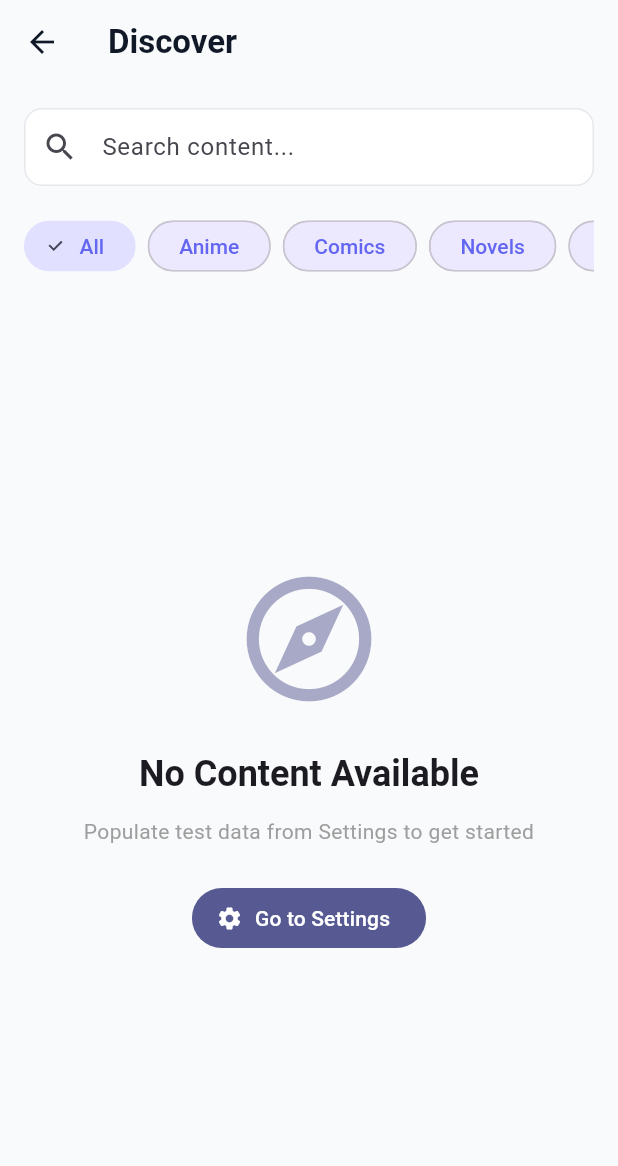
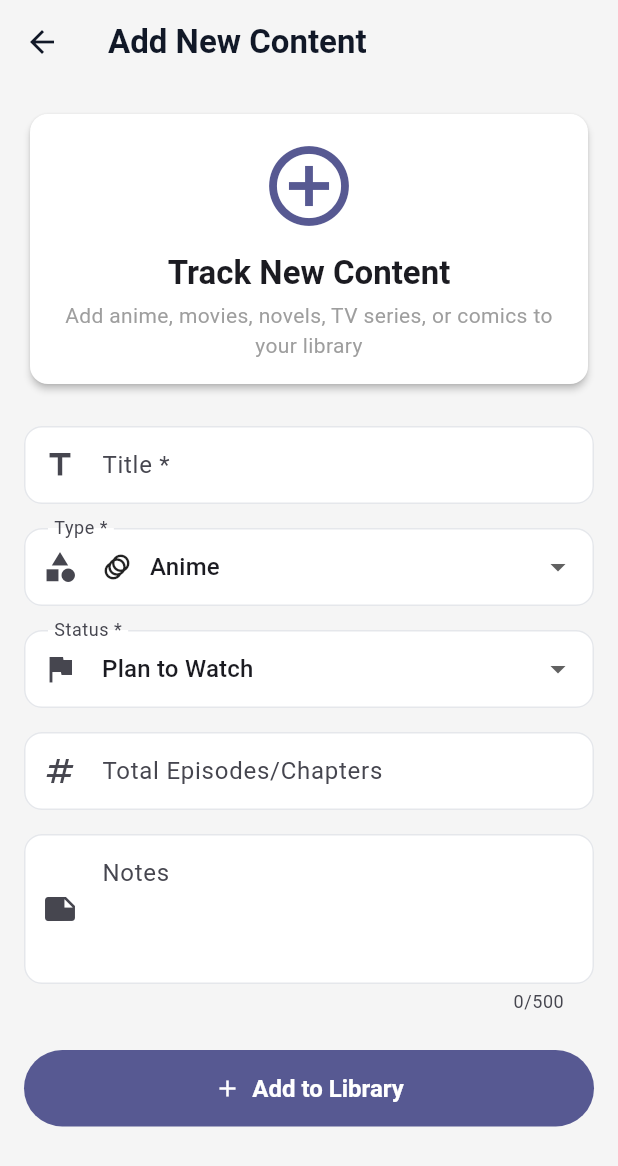
Before and after one commit to Silversoul-07/omega, a Flutter app: the DiscoverScreen screen opened directly, on a phone screen of 412 x 824 dp. Shown: the top 1166 px of the screen. Run offline on Flutter 3.47's test engine with Material 3 defaults, Android fonts, the phone set to English and light mode, and no system bars; our stand-ins replace isar; accounts and stored records are empty; generated files the repository leaves out were written again.

Commit message:
Phase 1: Visual updates - theme and Discover screen
Incremental approach: Non-breaking visual improvements

Changes:
1. Theme Updates:
   - Light mode: Pinterest-style soft white background (#F5F5F5)
   - Dark mode: Pure black background (#000000)
   - Maintained card elevation with white/dark cards

2. Discover Screen Redesign:
   - Changed from browse/search to "Add Content" form
   - Manual entry for new content items
   - Form fields: Title, Type, Status, Total episodes, Notes
   - Validates input and adds to database
   - Clears form after successful addition
   - Shows success message with "View in Library" option

All changes are non-breaking and maintain existing functionality.

Next steps:
- Convert Home screen to list view
- Add profile system incrementally
- Implement category filtering

```diff
--- a/lib/screens/discover/discover_screen.dart
+++ b/lib/screens/discover/discover_screen.dart
@@ -2,9 +2,8 @@ import 'package:flutter/material.dart';
 import '../../models/content_item.dart';
 import '../../models/enums.dart';
 import '../../services/database_service.dart';
-import '../../widgets/content_card.dart';
 
-/// Discover screen - Browse and search content
+/// Discover screen - Add new content to track
 class DiscoverScreen extends StatefulWidget {
   const DiscoverScreen({super.key});
 
@@ -13,14 +12,21 @@ class DiscoverScreen extends StatefulWidget {
 }
 
 class _DiscoverScreenState extends State<DiscoverScreen> {
+  final _formKey = GlobalKey<FormState>();
+  final _titleController = TextEditingController();
+  final _totalController = TextEditingController();
+  final _notesController = TextEditingController();
+
+  ContentType _selectedType = ContentType.anime;
+  ContentStatus _selectedStatus = ContentStatus.planToWatch;
+
   final _db = DatabaseService();
-  final _searchController = TextEditingController();
-  String _searchQuery = '';
-  ContentType? _selectedType;
 
   @override
   void dispose() {
-    _searchController.dispose();
+    _titleController.dispose();
+    _totalController.dispose();
+    _notesController.dispose();
     super.dispose();
   }
 
@@ -29,196 +35,38 @@ class _DiscoverScreenState extends State<DiscoverScreen> {
     return Scaffold(
       appBar: AppBar(
         title: const Text(
-          'Discover',
+          'Add New Content',
           style: TextStyle(fontWeight: FontWeight.bold),
         ),
       ),
-      body: Column(
+      body: SingleChildScrollView(
+        padding: const EdgeInsets.all(16),
+        child: Form(
+          key: _formKey,
+          child: Column(
+            crossAxisAlignment: CrossAxisAlignment.stretch,
             children: [
-          // Search bar
-          _buildSearchBar(),
-          // Filter chips
-          _buildFilterChips(),
-          // Content list
-          Expanded(
-            child: _buildContentList(),
-          ),
-        ],
-      ),
-    );
-  }
-
-  Widget _buildSearchBar() {
-    return Padding(
+              // Header
+              Card(
+                child: Padding(
                   padding: const EdgeInsets.all(16),
-      child: TextField(
-        controller: _searchController,
-        decoration: InputDecoration(
-          hintText: 'Search content...',
-          prefixIcon: const Icon(Icons.search),
-          suffixIcon: _searchQuery.isNotEmpty
-              ? IconButton(
-                  icon: const Icon(Icons.clear),
-                  onPressed: () {
-                    _searchController.clear();
-                    setState(() {
-                      _searchQuery = '';
-                    });
-                  },
-                )
-              : null,
-          border: OutlineInputBorder(
-            borderRadius: BorderRadius.circular(12),
-          ),
-          filled: true,
-        ),
-        onChanged: (value) {
-          setState(() {
-            _searchQuery = value;
-          });
-        },
-      ),
-    );
-  }
-
-  Widget _buildFilterChips() {
-    return Container(
-      padding: const EdgeInsets.symmetric(horizontal: 16),
-      child: SingleChildScrollView(
-        scrollDirection: Axis.horizontal,
-        child: Row(
-          children: [
-            _buildFilterChip('All', null),
-            const SizedBox(width: 8),
-            _buildFilterChip('Anime', ContentType.anime),
-            const SizedBox(width: 8),
-            _buildFilterChip('Comics', ContentType.comic),
-            const SizedBox(width: 8),
-            _buildFilterChip('Novels', ContentType.novel),
-            const SizedBox(width: 8),
-            _buildFilterChip('Movies', ContentType.movie),
-            const SizedBox(width: 8),
-            _buildFilterChip('TV Series', ContentType.tvSeries),
-          ],
-        ),
-      ),
-    );
-  }
-
-  Widget _buildFilterChip(String label, ContentType? type) {
-    final isSelected = _selectedType == type;
-    return FilterChip(
-      label: Text(label),
-      selected: isSelected,
-      onSelected: (selected) {
-        setState(() {
-          _selectedType = selected ? type : null;
-        });
-      },
-      selectedColor: Theme.of(context).colorScheme.primaryContainer,
-    );
-  }
-
-  Widget _buildContentList() {
-    return FutureBuilder<List<ContentItem>>(
-      future: _fetchContent(),
-      builder: (context, snapshot) {
-        if (snapshot.connectionState == ConnectionState.waiting) {
-          return const Center(child: CircularProgressIndicator());
-        }
-
-        if (snapshot.hasError) {
-          return Center(
                   child: Column(
-              mainAxisAlignment: MainAxisAlignment.center,
                     children: [
                       Icon(
-                  Icons.error_outline,
+                        Icons.add_circle_outline,
                         size: 64,
-                  color: Theme.of(context).colorScheme.error,
+                        color: Theme.of(context).colorScheme.primary,
                       ),
-                const SizedBox(height: 16),
+                      const SizedBox(height: 12),
                       Text(
-                  'Error loading content',
-                  style: Theme.of(context).textTheme.titleMedium,
-                ),
-                const SizedBox(height: 8),
-                Text(
-                  snapshot.error.toString(),
-                  style: Theme.of(context).textTheme.bodySmall?.copyWith(
-                        color: Colors.grey,
-                      ),
-                  textAlign: TextAlign.center,
-                ),
-              ],
-            ),
-          );
-        }
-
-        final items = snapshot.data ?? [];
-
-        if (items.isEmpty) {
-          return _buildEmptyState();
-        }
-
-        return RefreshIndicator(
-          onRefresh: () async {
-            setState(() {});
-          },
-          child: ListView.builder(
-            padding: const EdgeInsets.symmetric(vertical: 8),
-            itemCount: items.length,
-            itemBuilder: (context, index) {
-              final item = items[index];
-              return ContentCard(
-                item: item,
-                onChanged: () => setState(() {}),
-              );
-            },
-          ),
-        );
-      },
-    );
-  }
-
-  Future<List<ContentItem>> _fetchContent() async {
-    List<ContentItem> items;
-
-    // Apply search filter
-    if (_searchQuery.isNotEmpty) {
-      items = await _db.searchByTitle(_searchQuery);
-    } else if (_selectedType != null) {
-      items = await _db.getContentItemsByType(_selectedType!);
-    } else {
-      items = await _db.getAllContentItems();
-    }
-
-    return items;
-  }
-
-  Widget _buildEmptyState() {
-    if (_searchQuery.isNotEmpty) {
-      return Center(
-        child: Padding(
-          padding: const EdgeInsets.all(32),
-          child: Column(
-            mainAxisAlignment: MainAxisAlignment.center,
-            children: [
-              Icon(
-                Icons.search_off,
-                size: 80,
-                color: Theme.of(context).colorScheme.primary.withOpacity(0.5),
-              ),
-              const SizedBox(height: 16),
-              Text(
-                'No Results Found',
-                style: Theme.of(context).textTheme.headlineSmall?.copyWith(
+                        'Track New Content',
+                        style: Theme.of(context).textTheme.titleLarge?.copyWith(
                               fontWeight: FontWeight.bold,
                             ),
                       ),
-              const SizedBox(height: 8),
+                      const SizedBox(height: 4),
                       Text(
-                'Try searching with different keywords',
+                        'Add anime, movies, novels, TV series, or comics to your library',
                         style: Theme.of(context).textTheme.bodyMedium?.copyWith(
                               color: Colors.grey,
                             ),
@@ -227,47 +75,202 @@ class _DiscoverScreenState extends State<DiscoverScreen> {
                     ],
                   ),
                 ),
-      );
-    }
-
-    return Center(
-      child: Padding(
-        padding: const EdgeInsets.all(32),
-        child: Column(
-          mainAxisAlignment: MainAxisAlignment.center,
-          children: [
-            Icon(
-              Icons.explore_outlined,
-              size: 100,
-              color: Theme.of(context).colorScheme.primary.withOpacity(0.5),
               ),
               const SizedBox(height: 24),
-            Text(
-              'No Content Available',
-              style: Theme.of(context).textTheme.headlineSmall?.copyWith(
+
+              // Title
+              TextFormField(
+                controller: _titleController,
+                decoration: const InputDecoration(
+                  labelText: 'Title *',
+                  hintText: 'Enter content title',
+                  prefixIcon: Icon(Icons.title),
+                ),
+                validator: (value) {
+                  if (value == null || value.isEmpty) {
+                    return 'Please enter a title';
+                  }
+                  return null;
+                },
+              ),
+              const SizedBox(height: 16),
+
+              // Type
+              DropdownButtonFormField<ContentType>(
+                value: _selectedType,
+                decoration: const InputDecoration(
+                  labelText: 'Type *',
+                  prefixIcon: Icon(Icons.category),
+                ),
+                items: ContentType.values.map((type) {
+                  return DropdownMenuItem(
+                    value: type,
+                    child: Row(
+                      children: [
+                        Icon(_getTypeIcon(type), size: 20),
+                        const SizedBox(width: 12),
+                        Text(type.displayName),
+                      ],
+                    ),
+                  );
+                }).toList(),
+                onChanged: (value) {
+                  if (value != null) {
+                    setState(() => _selectedType = value);
+                  }
+                },
+              ),
+              const SizedBox(height: 16),
+
+              // Status
+              DropdownButtonFormField<ContentStatus>(
+                value: _selectedStatus,
+                decoration: const InputDecoration(
+                  labelText: 'Status *',
+                  prefixIcon: Icon(Icons.flag),
+                ),
+                items: ContentStatus.values.map((status) {
+                  return DropdownMenuItem(
+                    value: status,
+                    child: Text(status.displayName),
+                  );
+                }).toList(),
+                onChanged: (value) {
+                  if (value != null) {
+                    setState(() => _selectedStatus = value);
+                  }
+                },
+              ),
+              const SizedBox(height: 16),
+
+              // Total episodes/chapters
+              TextFormField(
+                controller: _totalController,
+                decoration: const InputDecoration(
+                  labelText: 'Total Episodes/Chapters',
+                  hintText: 'Leave blank if unknown',
+                  prefixIcon: Icon(Icons.numbers),
+                ),
+                keyboardType: TextInputType.number,
+                validator: (value) {
+                  if (value != null && value.isNotEmpty) {
+                    final number = int.tryParse(value);
+                    if (number == null || number < 0) {
+                      return 'Please enter a valid number';
+                    }
+                  }
+                  return null;
+                },
+              ),
+              const SizedBox(height: 16),
+
+              // Notes
+              TextFormField(
+                controller: _notesController,
+                decoration: const InputDecoration(
+                  labelText: 'Notes',
+                  hintText: 'Add your thoughts or comments',
+                  prefixIcon: Icon(Icons.note),
+                  alignLabelWithHint: true,
+                ),
+                maxLines: 3,
+                maxLength: 500,
+              ),
+              const SizedBox(height: 24),
+
+              // Submit button
+              FilledButton.icon(
+                onPressed: _addContent,
+                icon: const Icon(Icons.add),
+                label: const Text('Add to Library'),
+                style: FilledButton.styleFrom(
+                  padding: const EdgeInsets.symmetric(vertical: 16),
+                  textStyle: const TextStyle(
+                    fontSize: 16,
                     fontWeight: FontWeight.bold,
                   ),
                 ),
-            const SizedBox(height: 12),
-            Text(
-              'Populate test data from Settings to get started',
-              style: Theme.of(context).textTheme.bodyMedium?.copyWith(
-                    color: Colors.grey,
-                  ),
-              textAlign: TextAlign.center,
-            ),
-            const SizedBox(height: 24),
-            FilledButton.icon(
-              onPressed: () {
-                // Switch to Settings tab (index 3)
-                DefaultTabController.of(context).animateTo(3);
-              },
-              icon: const Icon(Icons.settings),
-              label: const Text('Go to Settings'),
               ),
             ],
           ),
         ),
+      ),
+    );
+  }
+
+  IconData _getTypeIcon(ContentType type) {
+    switch (type) {
+      case ContentType.anime:
+        return Icons.animation;
+      case ContentType.comic:
+        return Icons.auto_stories;
+      case ContentType.novel:
+        return Icons.menu_book;
+      case ContentType.movie:
+        return Icons.movie;
+      case ContentType.tvSeries:
+        return Icons.tv;
+    }
+  }
+
+  Future<void> _addContent() async {
+    if (!_formKey.currentState!.validate()) {
+      return;
+    }
+
+    try {
+      final total = _totalController.text.isEmpty
+          ? 0
+          : int.parse(_totalController.text);
+
+      final item = ContentItem(
+        title: _titleController.text.trim(),
+        type: _selectedType,
+        status: _selectedStatus,
+        progress: 0,
+        total: total,
+        notes: _notesController.text.trim().isEmpty
+            ? null
+            : _notesController.text.trim(),
+      );
+
+      await _db.addContentItem(item);
+
+      if (mounted) {
+        ScaffoldMessenger.of(context).showSnackBar(
+          SnackBar(
+            content: Text('Added "${item.title}" to your library!'),
+            backgroundColor: Colors.green,
+            action: SnackBarAction(
+              label: 'View',
+              textColor: Colors.white,
+              onPressed: () {
+                // Switch to Library tab
+                DefaultTabController.of(context).animateTo(2);
+              },
+            ),
+          ),
+        );
+
+        // Clear form
+        _formKey.currentState!.reset();
+        _titleController.clear();
+        _totalController.clear();
+        _notesController.clear();
+        setState(() {
+          _selectedType = ContentType.anime;
+          _selectedStatus = ContentStatus.planToWatch;
+        });
+      }
+    } catch (e) {
+      if (mounted) {
+        ScaffoldMessenger.of(context).showSnackBar(
+          SnackBar(
+            content: Text('Error: $e'),
+            backgroundColor: Colors.red,
+          ),
         );
       }
     }
+  }
+}
--- a/lib/theme/app_theme.dart
+++ b/lib/theme/app_theme.dart
@@ -7,15 +7,15 @@ class AppTheme {
   static const Color secondaryColor = Color(0xFF8B5CF6); // Purple
   static const Color accentColor = Color(0xFF10B981); // Green
 
-  // Background colors
-  static const Color backgroundColor = Color(0xFFF9FAFB);
-  static const Color surfaceColor = Colors.white;
-  static const Color cardColor = Colors.white;
+  // Light theme colors (Pinterest-style soft white)
+  static const Color backgroundColor = Color(0xFFF5F5F5); // Soft white like Pinterest
+  static const Color surfaceColor = Color(0xFFFFFFFF); // Pure white cards
+  static const Color cardColor = Color(0xFFFFFFFF); // Pure white
 
-  // Dark theme colors
-  static const Color darkBackgroundColor = Color(0xFF111827);
-  static const Color darkSurfaceColor = Color(0xFF1F2937);
-  static const Color darkCardColor = Color(0xFF374151);
+  // Dark theme colors (Pure black)
+  static const Color darkBackgroundColor = Color(0xFF000000); // Pure black
+  static const Color darkSurfaceColor = Color(0xFF1A1A1A); // Slightly elevated black
+  static const Color darkCardColor = Color(0xFF2A2A2A); // Card elevation
 
   /// Light theme
   static ThemeData get lightTheme {
```
Lines whose indentation alone changed are shown as unchanged.
